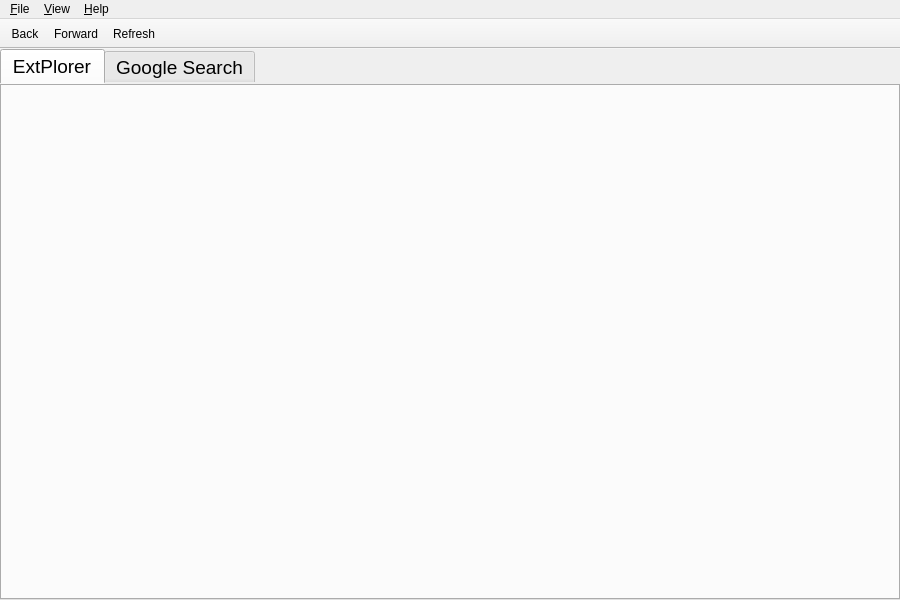
Above: main_window.ui from truedev1342/BestShopExtplorer before the change. Below: the same form after it.
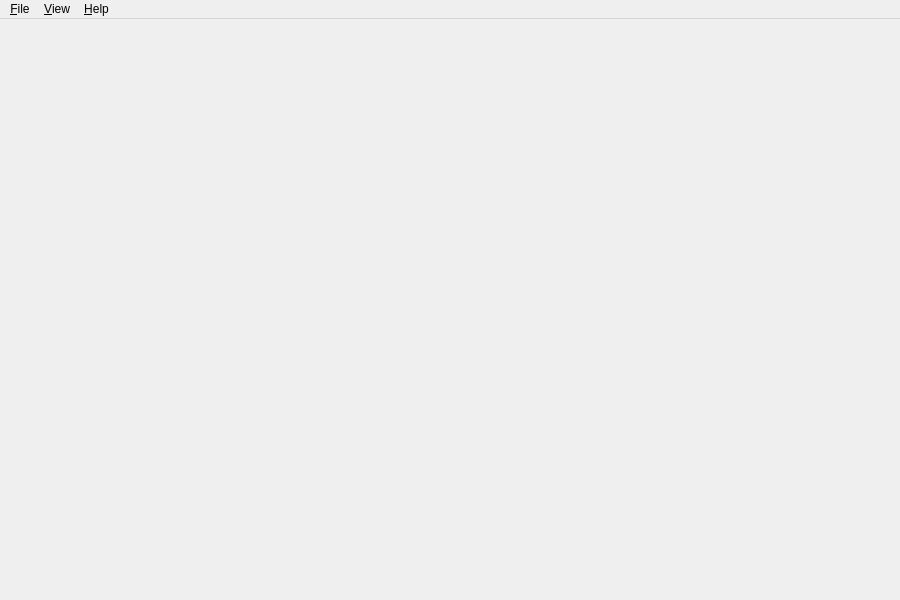
That is the form after the change. Icons and pictures are not drawn.

The edit to the form file:
```diff
--- a/main_window.ui
+++ b/main_window.ui
@@ -48,63 +48,6 @@
     <property name="bottomMargin">
      <number>0</number>
     </property>
-    <item>
-     <widget class="QTabWidget" name="tabWidget">
-      <property name="font">
-       <font>
-        <pointsize>14</pointsize>
-       </font>
-      </property>
-      <property name="styleSheet">
-       <string notr="true">QTabWidget::pane {
-    padding: 0px;
-    margin: 0px;
-}
-</string>
-      </property>
-      <property name="currentIndex">
-       <number>0</number>
-      </property>
-      <widget class="QWidget" name="extplorer_tab">
-       <attribute name="title">
-        <string>ExtPlorer</string>
-       </attribute>
-       <layout class="QVBoxLayout" name="verticalLayout_2">
-        <property name="leftMargin">
-         <number>0</number>
-        </property>
-        <property name="topMargin">
-         <number>0</number>
-        </property>
-        <property name="rightMargin">
-         <number>0</number>
-        </property>
-        <property name="bottomMargin">
-         <number>0</number>
-        </property>
-       </layout>
-      </widget>
-      <widget class="QWidget" name="google_search_tab">
-       <attribute name="title">
-        <string>Google Search</string>
-       </attribute>
-       <layout class="QVBoxLayout" name="verticalLayout_3">
-        <property name="leftMargin">
-         <number>0</number>
-        </property>
-        <property name="topMargin">
-         <number>0</number>
-        </property>
-        <property name="rightMargin">
-         <number>0</number>
-        </property>
-        <property name="bottomMargin">
-         <number>0</number>
-        </property>
-       </layout>
-      </widget>
-     </widget>
-    </item>
    </layout>
   </widget>
   <widget class="QMenuBar" name="menubar">
@@ -144,29 +87,6 @@
    <addaction name="menu_View"/>
    <addaction name="menuAbout"/>
   </widget>
-  <widget class="QToolBar" name="toolBar">
-   <property name="minimumSize">
-    <size>
-     <width>0</width>
-     <height>30</height>
-    </size>
-   </property>
-   <property name="windowTitle">
-    <string>toolBar</string>
-   </property>
-   <property name="movable">
-    <bool>false</bool>
-   </property>
-   <attribute name="toolBarArea">
-    <enum>TopToolBarArea</enum>
-   </attribute>
-   <attribute name="toolBarBreak">
-    <bool>false</bool>
-   </attribute>
-   <addaction name="action_Back"/>
-   <addaction name="action_Forward"/>
-   <addaction name="action_Refresh"/>
-  </widget>
   <action name="action_About">
    <property name="text">
     <string>&amp;About</string>
@@ -208,54 +128,6 @@
     <string>View on top</string>
    </property>
   </action>
-  <action name="action_Back">
-   <property name="icon">
-    <iconset>
-     <normalon>:/assets/arrow_left.png</normalon>
-    </iconset>
-   </property>
-   <property name="text">
-    <string>&amp;Back</string>
-   </property>
-   <property name="toolTip">
-    <string>Go Back</string>
-   </property>
-   <property name="shortcut">
-    <string>Ctrl+Left</string>
-   </property>
-  </action>
-  <action name="action_Forward">
-   <property name="icon">
-    <iconset>
-     <normalon>:/assets/arrow_right.png</normalon>
-    </iconset>
-   </property>
-   <property name="text">
-    <string>&amp;Forward</string>
-   </property>
-   <property name="toolTip">
-    <string>Go Forward</string>
-   </property>
-   <property name="shortcut">
-    <string>Ctrl+Right</string>
-   </property>
-  </action>
-  <action name="action_Refresh">
-   <property name="icon">
-    <iconset>
-     <selectedon>:/assets/refresh.png</selectedon>
-    </iconset>
-   </property>
-   <property name="text">
-    <string>&amp;Refresh</string>
-   </property>
-   <property name="toolTip">
-    <string>Refresh</string>
-   </property>
-   <property name="shortcut">
-    <string>F5</string>
-   </property>
-  </action>
  </widget>
  <resources>
   <include location="resources.qrc"/>
```
Left out of the diff: 3 changed lines with no effect on the pictures.
